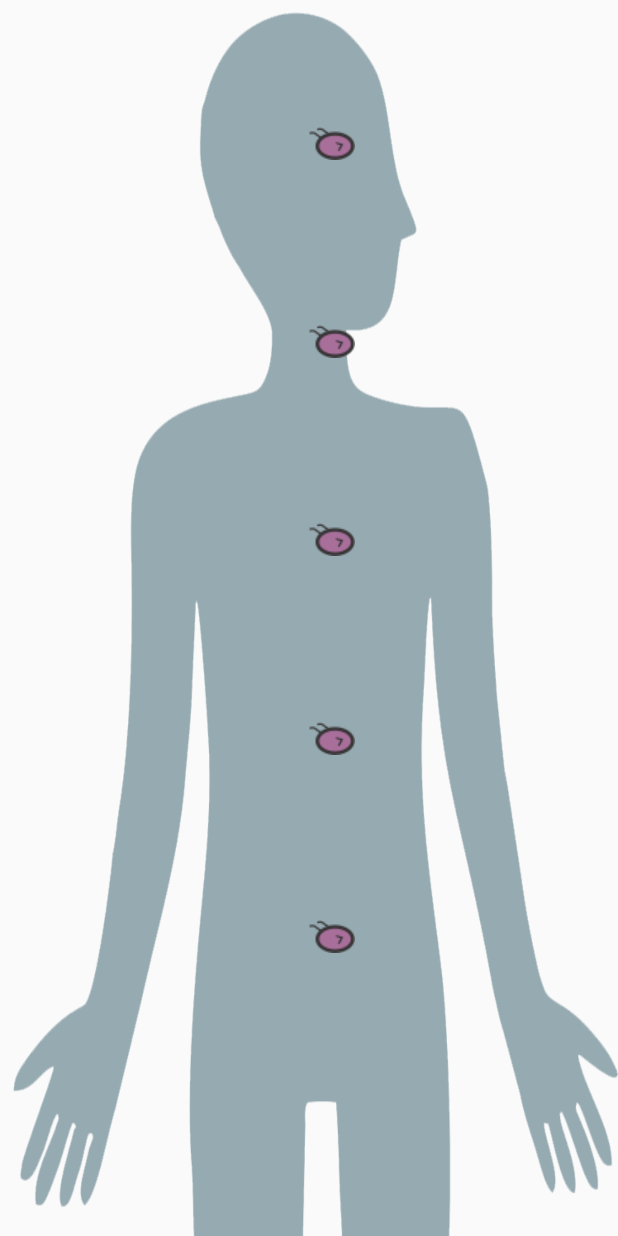
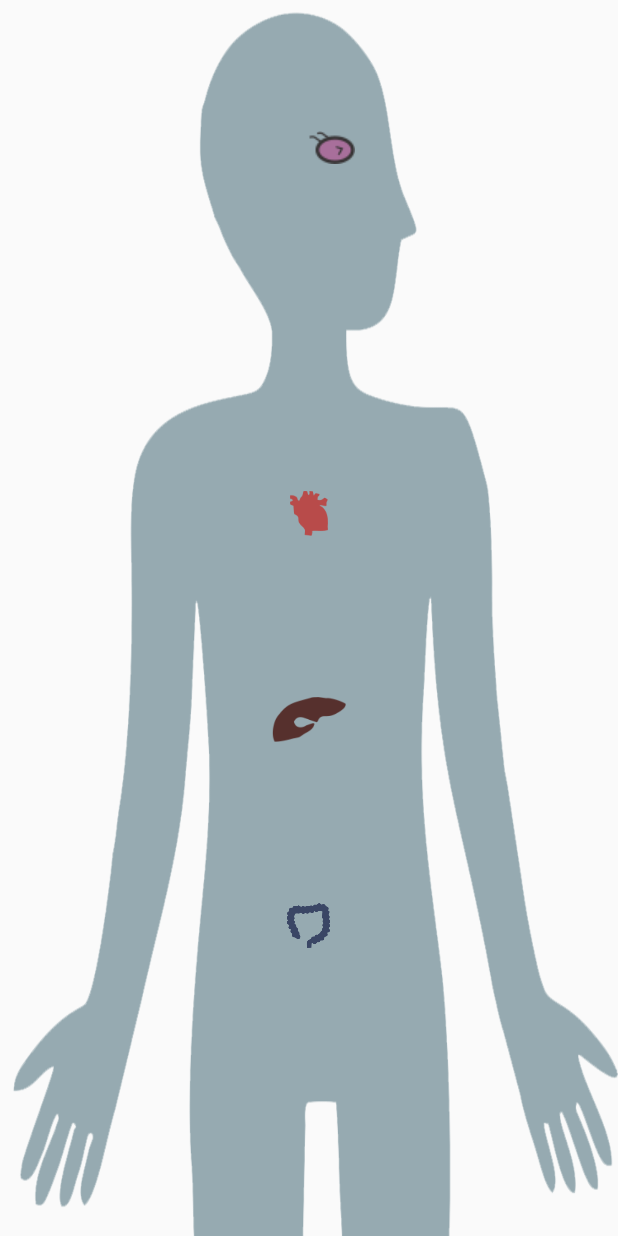
Before and after one commit to gitProyecto/DonaHealth, an Android app: the Void screen opened directly, with no data from a screen before it, on a phone screen of 412 x 824 dp. Run offline under Robolectric (Android 15) with nearby library versions, the light colour scheme and no system bars.

Commit message:
Add cambios void

```diff
--- a/app/src/main/res/layout/activity_void.xml
+++ b/app/src/main/res/layout/activity_void.xml
@@ -45,16 +45,24 @@
         android:adjustViewBounds="true"
         >
 
-        <TextView
-            android:layout_width="30dp"
-            android:layout_height="wrap_content"
-            android:id="@+id/textView" />
+    </TableRow>
+
+    <TableRow
+        android:layout_width="match_parent"
+        android:layout_height="wrap_content"
+        android:layout_gravity="center_horizontal"
+        android:gravity="center"
+        android:layout_weight=".1"
+        android:scaleType="fitCenter"
+        android:adjustViewBounds="true"
+        >
+
 
         <ImageView
             android:layout_width="wrap_content"
             android:layout_height="30dp"
-            android:id="@+id/imageView3"
-            android:src="@drawable/ojo"
+            android:id="@+id/corazon"
+            android:src="@drawable/corazon"
             android:gravity="center"
             />
 
@@ -70,16 +78,13 @@
         android:adjustViewBounds="true"
         >
 
-        <TextView
-            android:layout_width="30dp"
-            android:layout_height="wrap_content"
-            android:id="@+id/textView" />
+
 
         <ImageView
             android:layout_width="wrap_content"
             android:layout_height="30dp"
-            android:id="@+id/imageView3"
-            android:src="@drawable/ojo"
+            android:id="@+id/higado"
+            android:src="@drawable/higado"
             android:gravity="center"
             />
 
@@ -95,41 +100,13 @@
         android:adjustViewBounds="true"
         >
 
-        <TextView
-            android:layout_width="30dp"
-            android:layout_height="wrap_content"
-            android:id="@+id/textView" />
+
 
         <ImageView
             android:layout_width="wrap_content"
             android:layout_height="30dp"
-            android:id="@+id/imageView3"
-            android:src="@drawable/ojo"
-            android:gravity="center"
-            />
-
-    </TableRow>
-
-    <TableRow
-        android:layout_width="match_parent"
-        android:layout_height="wrap_content"
-        android:layout_gravity="center_horizontal"
-        android:gravity="center"
-        android:layout_weight=".1"
-        android:scaleType="fitCenter"
-        android:adjustViewBounds="true"
-        >
-
-        <TextView
-            android:layout_width="30dp"
-            android:layout_height="wrap_content"
-            android:id="@+id/textView" />
-
-        <ImageView
-            android:layout_width="wrap_content"
-            android:layout_height="30dp"
-            android:id="@+id/imageView3"
-            android:src="@drawable/ojo"
+            android:id="@+id/intestino"
+            android:src="@drawable/intestino"
             android:gravity="center"
             />
 
```
